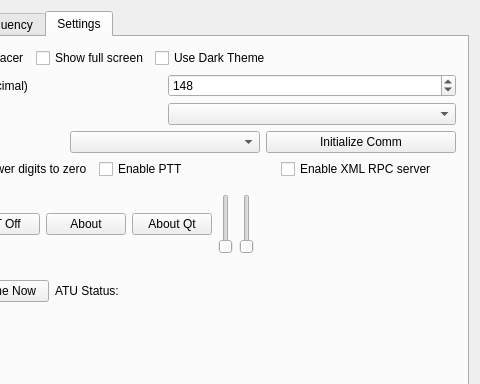
Before: the Qt Designer form wfmain.ui in adecarolis/wfweb, drawn with Qt 5; both pictures show x 150 to 630 and y 0 to 384 of the 630 by 582 pixel window.
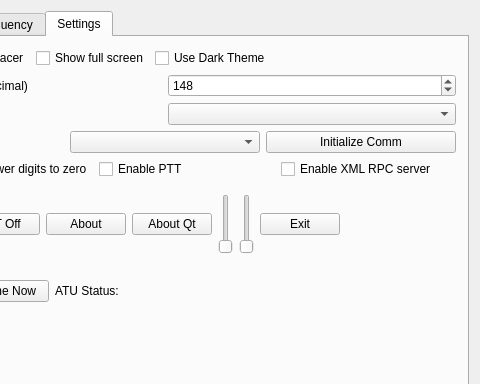
After: the same form once the commit is applied. The open tabs and pages were chosen to show the change. Custom widgets are drawn as their Qt base class.

Commit message: Added exit button and rig ID (was not useful)

What changed in the file:
```diff
--- a/wfmain.ui
+++ b/wfmain.ui
@@ -1242,6 +1242,13 @@
             </property>
            </widget>
           </item>
+          <item>
+           <widget class="QPushButton" name="exitBtn">
+            <property name="text">
+             <string>Exit</string>
+            </property>
+           </widget>
+          </item>
           <item>
            <spacer name="horizontalSpacer_5">
             <property name="orientation">
```
Left out of the diff: 4 changed lines with no effect on the pictures. The commit also changes 4 other files.
